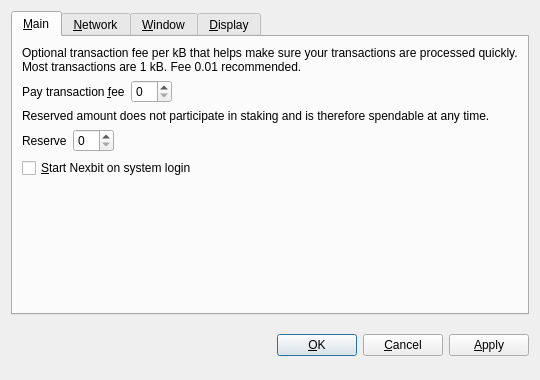
The window that source/src/qt/forms/optionsdialog.ui (nexbitproject/nexbit) describes before a commit, drawn with Qt 5.
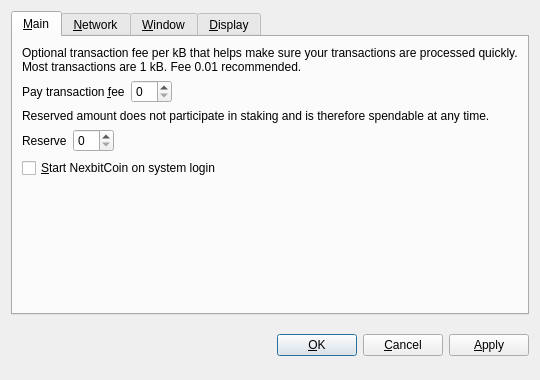
The same window after the commit. Custom widgets are drawn as their Qt base class.

Diff of the .ui file:
```diff
--- a/source/src/qt/forms/optionsdialog.ui
+++ b/source/src/qt/forms/optionsdialog.ui
@@ -128,7 +128,7 @@
           <string>Automatically start Nexbit after logging in to the system.</string>
          </property>
          <property name="text">
-          <string>&amp;Start Nexbit on system login</string>
+          <string>&amp;Start NexbitCoin on system login</string>
          </property>
         </widget>
        </item>
```
Left out of the diff: 8 changed lines with no effect on the pictures.
